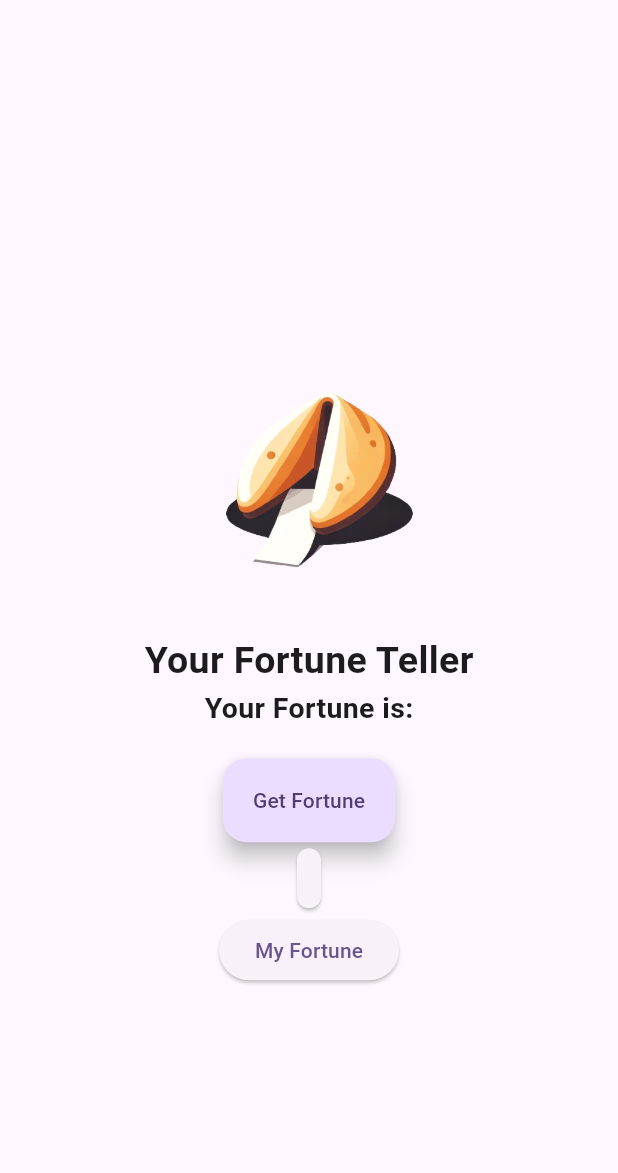
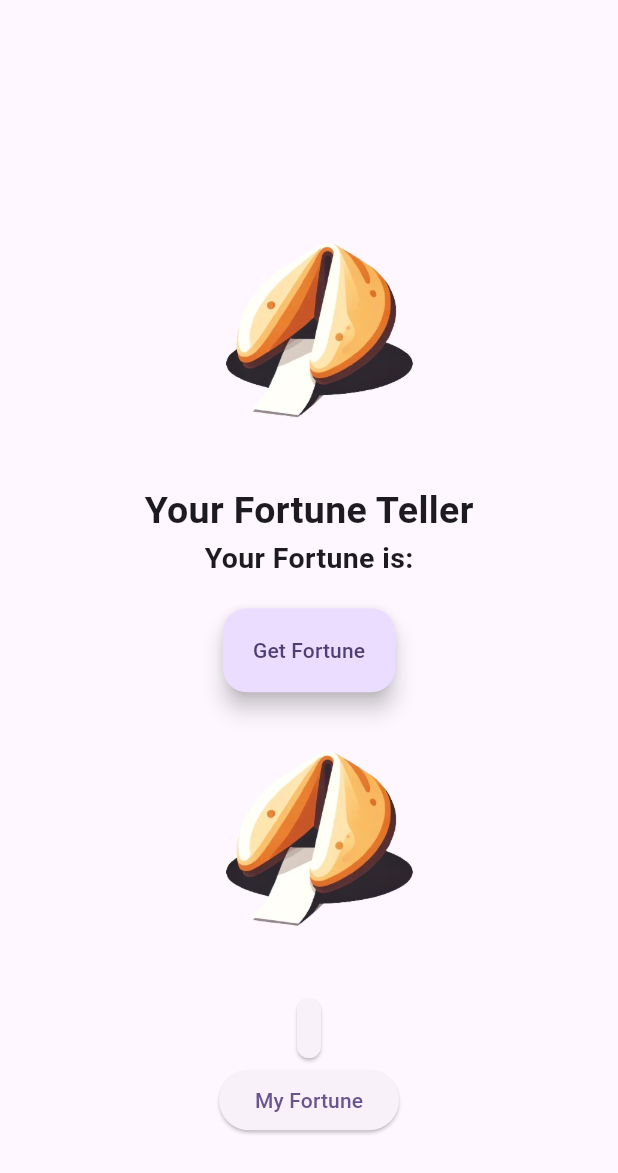
Before and after one commit to SHUBHANKARPOLYGON/fortune-cookie-app, a Flutter app: the screen it shows after launch, on a phone screen of 412 x 824 dp. Shown: the top 1173 px of the screen. Run offline on Flutter 3.47's test engine with Material 3 defaults, Android fonts, the phone set to English and light mode, and no system bars.

Commit message:
repeated previous thing

```diff
--- a/lib/main.dart
+++ b/lib/main.dart
@@ -93,8 +93,14 @@ class _MyHomePageState extends State<MyHomePage> {
             FloatingActionButton.extended(
               onPressed: _randomFortune,
               label: const Text('Get Fortune'),
-            ), // FloatingActionButton
+            ),
 
+            Image.asset(
+              'assets/images/fortune_cookie.png',
+              width: 200,
+              height: 200,
+              fit: BoxFit.cover,
+            ) , // FloatingActionButton
             Card(
               // Main Widget
               child: Padding(
@@ -111,6 +117,8 @@ class _MyHomePageState extends State<MyHomePage> {
             ElevatedButton(
                 onPressed: _randomFortune,
                 child: Text('My Fortune')), // ElevatedButton
+
+
           ],
         ),
       ),
```
